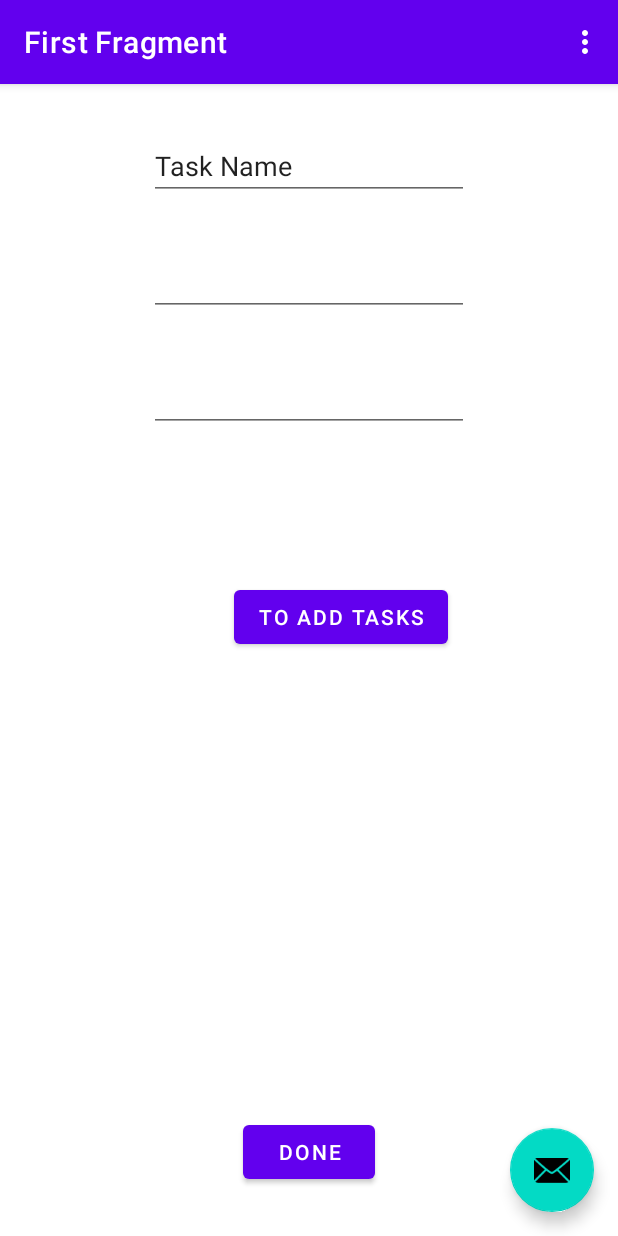
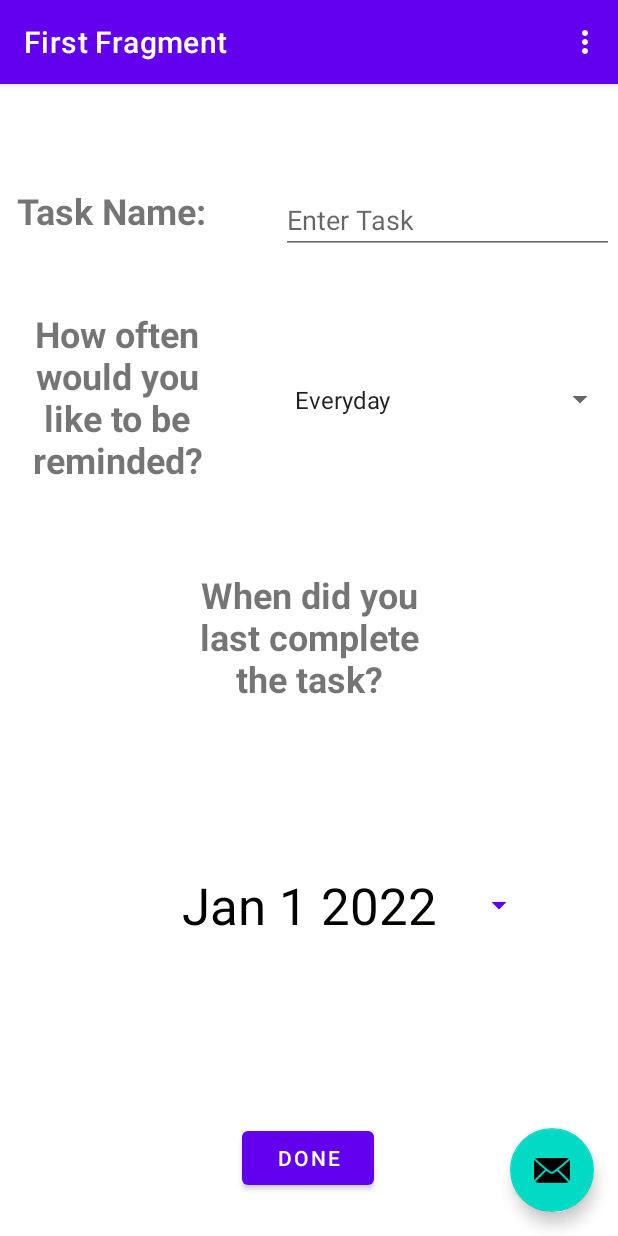
Before and after one commit to kjtetzlaff/Software-Engineering-Household-Reminder-App, an Android app: the addtasks screen opened through its navigation route, after a tap on "CUSTOM TASK", on a phone screen of 412 x 824 dp. Run offline under Robolectric (Android 15) with nearby library versions, the light colour scheme and no system bars; our stand-ins replace navigation-ui.

Commit message:
Updated Windows

```diff
--- a/Qreminder/app/src/main/java/com/example/qreminder/FirstFragment.java
+++ b/Qreminder/app/src/main/java/com/example/qreminder/FirstFragment.java
@@ -4,6 +4,9 @@ import android.os.Bundle;
 import android.view.LayoutInflater;
 import android.view.View;
 import android.view.ViewGroup;
+import android.widget.Button;
+import android.widget.CalendarView;
+import android.widget.TextView;
 
 import androidx.annotation.NonNull;
 import androidx.fragment.app.Fragment;
@@ -33,18 +36,15 @@ public class FirstFragment extends Fragment {
             @Override
             public void onClick(View view) {
                 NavHostFragment.findNavController(FirstFragment.this)
-                        .navigate(R.id.action_FirstFragment_to_SecondFragment);
+                        .navigate(R.id.action_FirstFragment_to_Addtasks);
             }
         });
 
-        binding.testToAddtasks.setOnClickListener(new View.OnClickListener() {
-            @Override
-            public void onClick(View view) {
-                NavHostFragment.findNavController(FirstFragment.this)
-                        .navigate(R.id.action_FirstFragment_to_Addtasks);
-            }
 
-        });
+
+
+
+
     }
 
     @Override
--- a/Qreminder/app/src/main/java/com/example/qreminder/MainActivity.java
+++ b/Qreminder/app/src/main/java/com/example/qreminder/MainActivity.java
@@ -1,5 +1,7 @@
 package com.example.qreminder;
 
+import android.app.AlertDialog;
+import android.app.DatePickerDialog;
 import android.os.Bundle;
 
 import com.google.android.material.snackbar.Snackbar;
@@ -17,15 +19,23 @@ import com.example.qreminder.databinding.ActivityMainBinding;
 
 import android.view.Menu;
 import android.view.MenuItem;
+import android.widget.Button;
+import android.widget.DatePicker;
+
+import java.util.Calendar;
 
 public class MainActivity extends AppCompatActivity {
 
+    private DatePickerDialog datePickerDialog;
+    private Button dateButton;
     private AppBarConfiguration appBarConfiguration;
     private ActivityMainBinding binding;
 
     @Override
     protected void onCreate(Bundle savedInstanceState) {
         super.onCreate(savedInstanceState);
+
+
 
         binding = ActivityMainBinding.inflate(getLayoutInflater());
         setContentView(binding.getRoot());
@@ -43,6 +53,41 @@ public class MainActivity extends AppCompatActivity {
                         .setAction("Action", null).show();
             }
         });
+
+        initDatePicker();
+        dateButton=findViewById(R.id.date_picker);
+        dateButton.setText(getToday());
+
+    }
+
+    private String getToday(){
+        Calendar cal = Calendar.getInstance();
+        int year = cal.get(Calendar.YEAR);
+        int month = cal.get(Calendar.MONTH) +1;
+        int day = cal.get(Calendar.DAY_OF_MONTH);
+        String a = month+"/"+day+"/"+year;
+        return a;
+    }
+    private void initDatePicker() {
+        DatePickerDialog.OnDateSetListener dateSetListener = new DatePickerDialog.OnDateSetListener() {
+            @Override
+            public void onDateSet(DatePicker view, int year, int month, int dayOfMonth) {
+                month = month+1;
+                String date = month+"/"+dayOfMonth+"/"+year;
+                dateButton.setText(date);
+
+            }
+        };
+
+        Calendar cal = Calendar.getInstance();
+        int year = cal.get(Calendar.YEAR);
+        int month = cal.get(Calendar.MONTH);
+        int day = cal.get(Calendar.DAY_OF_MONTH);
+
+        int style = AlertDialog.THEME_HOLO_LIGHT;
+
+        datePickerDialog = new DatePickerDialog(this, style, dateSetListener, year, month, day);
+
     }
 
     @Override
@@ -73,4 +118,9 @@ public class MainActivity extends AppCompatActivity {
         return NavigationUI.navigateUp(navController, appBarConfiguration)
                 || super.onSupportNavigateUp();
     }
+
+    public void openDatePicker(View view){
+        datePickerDialog.show();
+
+    }
 }
--- a/Qreminder/app/src/main/java/com/example/qreminder/addtasks.java
+++ b/Qreminder/app/src/main/java/com/example/qreminder/addtasks.java
@@ -77,7 +77,16 @@ public class addtasks extends Fragment {
             @Override
             public void onClick(View view) {
                 NavHostFragment.findNavController(addtasks.this)
-                        .navigate(R.id.action_Addtasks_to_FirstFragmenet);
+                        .navigate(R.id.action_Addtasks_to_CustomTask);
+            }
+
+        });
+
+        binding.addTasksDone.setOnClickListener(new View.OnClickListener() {
+            @Override
+            public void onClick(View view) {
+                NavHostFragment.findNavController(addtasks.this)
+                        .navigate(R.id.action_Addtasks_to_MyTasks);
             }
 
         });
--- a/Qreminder/app/src/main/res/layout/fragment_first.xml
+++ b/Qreminder/app/src/main/res/layout/fragment_first.xml
@@ -7,62 +7,110 @@
     tools:context=".FirstFragment">
 
     <Button
-        android:id="@+id/test_to_addtasks"
-        android:layout_width="wrap_content"
-        android:layout_height="48dp"
-        android:layout_marginStart="156dp"
-        android:layout_marginTop="99dp"
-        android:layout_marginEnd="112dp"
-        android:layout_marginBottom="273dp"
-        android:text="to add tasks"
-        app:layout_constraintBottom_toTopOf="@+id/createTaskDoneButton"
-        app:layout_constraintEnd_toEndOf="parent"
-        app:layout_constraintHorizontal_bias="0.0"
-        app:layout_constraintStart_toStartOf="parent"
-        app:layout_constraintTop_toBottomOf="@+id/dateInput"
-        app:layout_constraintVertical_bias="0.0" />
-
-    <Button
         android:id="@+id/createTaskDoneButton"
         android:layout_width="wrap_content"
         android:layout_height="wrap_content"
-        android:layout_marginBottom="32dp"
+        android:layout_marginBottom="28dp"
         android:text="@string/createTaskDoneText"
         app:layout_constraintBottom_toBottomOf="parent"
         app:layout_constraintEnd_toEndOf="parent"
+        app:layout_constraintHorizontal_bias="0.498"
         app:layout_constraintStart_toStartOf="parent" />
 
-    <EditText
-        android:id="@+id/taskNameInput"
-        android:layout_width="wrap_content"
-        android:layout_height="wrap_content"
-        android:layout_marginTop="32dp"
-        android:ems="10"
-        android:inputType="textPersonName"
-        android:text="Task Name"
-        app:layout_constraintEnd_toEndOf="parent"
+    <TextView
+        android:id="@+id/info1"
+        android:layout_width="150dp"
+        android:layout_height="46dp"
+        android:layout_marginStart="33dp"
+        android:layout_marginTop="68dp"
+        android:layout_marginEnd="17dp"
+        android:layout_marginBottom="36dp"
+        android:text="Task Name: "
+        android:textAlignment="center"
+        android:textSize="24sp"
+        android:textStyle="bold"
+        app:layout_constraintBottom_toTopOf="@+id/info2"
+        app:layout_constraintEnd_toStartOf="@+id/task_name"
         app:layout_constraintStart_toStartOf="parent"
         app:layout_constraintTop_toTopOf="parent" />
 
+    <TextView
+        android:id="@+id/info2"
+        android:layout_width="152dp"
+        android:layout_height="122dp"
+        android:layout_marginStart="33dp"
+        android:layout_marginTop="36dp"
+        android:layout_marginEnd="17dp"
+        android:text="How often would you like to be reminded?"
+        android:textAlignment="center"
+        android:textSize="24sp"
+        android:textStyle="bold"
+        app:layout_constraintEnd_toStartOf="@+id/reminder_dropdown"
+        app:layout_constraintStart_toStartOf="parent"
+        app:layout_constraintTop_toBottomOf="@+id/info1" />
+
+    <Spinner
+        android:id="@+id/reminder_dropdown"
+        android:layout_width="222dp"
+        android:layout_height="122dp"
+        android:layout_marginStart="17dp"
+        android:layout_marginTop="36dp"
+        android:layout_marginEnd="33dp"
+        android:entries="@array/reminder_duration"
+        android:spinnerMode="dropdown"
+        app:layout_constraintEnd_toEndOf="parent"
+        app:layout_constraintHorizontal_bias="0.454"
+        app:layout_constraintStart_toEndOf="@+id/info2"
+        app:layout_constraintTop_toBottomOf="@+id/task_name" />
+
     <EditText
-        android:id="@+id/frequencyInput"
-        android:layout_width="wrap_content"
-        android:layout_height="wrap_content"
-        android:layout_marginTop="32dp"
+        android:id="@+id/task_name"
+        android:layout_width="222dp"
+        android:layout_height="45dp"
+        android:layout_marginStart="17dp"
+        android:layout_marginTop="68dp"
+        android:layout_marginEnd="33dp"
+        android:layout_marginBottom="36dp"
         android:ems="10"
-        android:inputType="number"
+        android:hint="@string/enter_task"
+        android:inputType="textPersonName"
+        app:layout_constraintBottom_toTopOf="@+id/reminder_dropdown"
+        app:layout_constraintEnd_toEndOf="parent"
+        app:layout_constraintStart_toEndOf="@+id/info1"
+        app:layout_constraintTop_toTopOf="parent" />
+
+    <TextView
+        android:id="@+id/info3"
+        android:layout_width="156dp"
+        android:layout_height="92dp"
+        android:layout_marginTop="24dp"
+        android:text="When did you last complete the task?"
+        android:textAlignment="center"
+        android:textSize="24sp"
+        android:textStyle="bold"
+        app:layout_constraintBottom_toTopOf="@+id/date_picker"
         app:layout_constraintEnd_toEndOf="parent"
         app:layout_constraintStart_toStartOf="parent"
-        app:layout_constraintTop_toBottomOf="@+id/taskNameInput" />
+        app:layout_constraintTop_toBottomOf="@+id/info2" />
 
-    <EditText
-        android:id="@+id/dateInput"
-        android:layout_width="wrap_content"
+    <Button
+        android:id="@+id/date_picker"
+        style="@style/Widget.AppCompat.Spinner"
+        android:layout_width="301dp"
         android:layout_height="wrap_content"
-        android:layout_marginTop="32dp"
-        android:ems="10"
-        android:inputType="date"
+        android:layout_marginStart="93dp"
+        android:layout_marginTop="71dp"
+        android:layout_marginEnd="93dp"
+        android:layout_marginBottom="84dp"
+        android:onClick="openDatePicker"
+        android:text="Jan 1 2022"
+        android:textAlignment="center"
+        android:textColor="#050000"
+        android:textSize="34sp"
+        app:layout_constraintBottom_toTopOf="@+id/createTaskDoneButton"
         app:layout_constraintEnd_toEndOf="parent"
         app:layout_constraintStart_toStartOf="parent"
-        app:layout_constraintTop_toBottomOf="@+id/frequencyInput" />
+        app:layout_constraintTop_toBottomOf="@+id/info3" />
+
+
 </androidx.constraintlayout.widget.ConstraintLayout>
--- a/Qreminder/app/src/main/res/navigation/nav_graph.xml
+++ b/Qreminder/app/src/main/res/navigation/nav_graph.xml
@@ -36,8 +36,12 @@
         toolsLlayout="@layout/fragment_addtasks">
 
         <action
-            android:id="@+id/action_Addtasks_to_FirstFragmenet"
+            android:id="@+id/action_Addtasks_to_CustomTask"
             app:destination="@id/FirstFragment" />
+
+        <action
+            android:id="@+id/action_Addtasks_to_MyTasks"
+            app:destination="@id/SecondFragment" />
 
     </fragment>
 </navigation>
--- a/Qreminder/app/src/main/res/values/strings.xml
+++ b/Qreminder/app/src/main/res/values/strings.xml
@@ -7,6 +7,20 @@
     <string name="addtasks_label">Addtasks</string>
     <string name="next">Next</string>
     <string name="previous">Previous</string>
+    <string name="enter_task">Enter Task</string>
+
+    <string-array name="reminder_duration">
+        <item>Everyday</item>
+        <item>Every 2 days</item>
+        <item>Every 5 days</item>
+        <item>Every 7 days</item>
+        <item>Every 10 days</item>
+        <item>Every 30 days</item>
+        <item>Every 45 days</item>
+        <item>Every 60 days</item>
+        <item>Every 365 days</item>
+
+    </string-array>
 
     <string name="hello_first_fragment">Hello first fragment</string>
     <string name="hello_second_fragment">Hello second fragment. Arg: %1$s</string>
@@ -103,4 +117,5 @@
         "For example, position the FAB to one side of stream of a cards so the FAB won’t interfere "
         "when a user tries to pick up one of cards.\n\n"
     </string>
+
 </resources>
```
